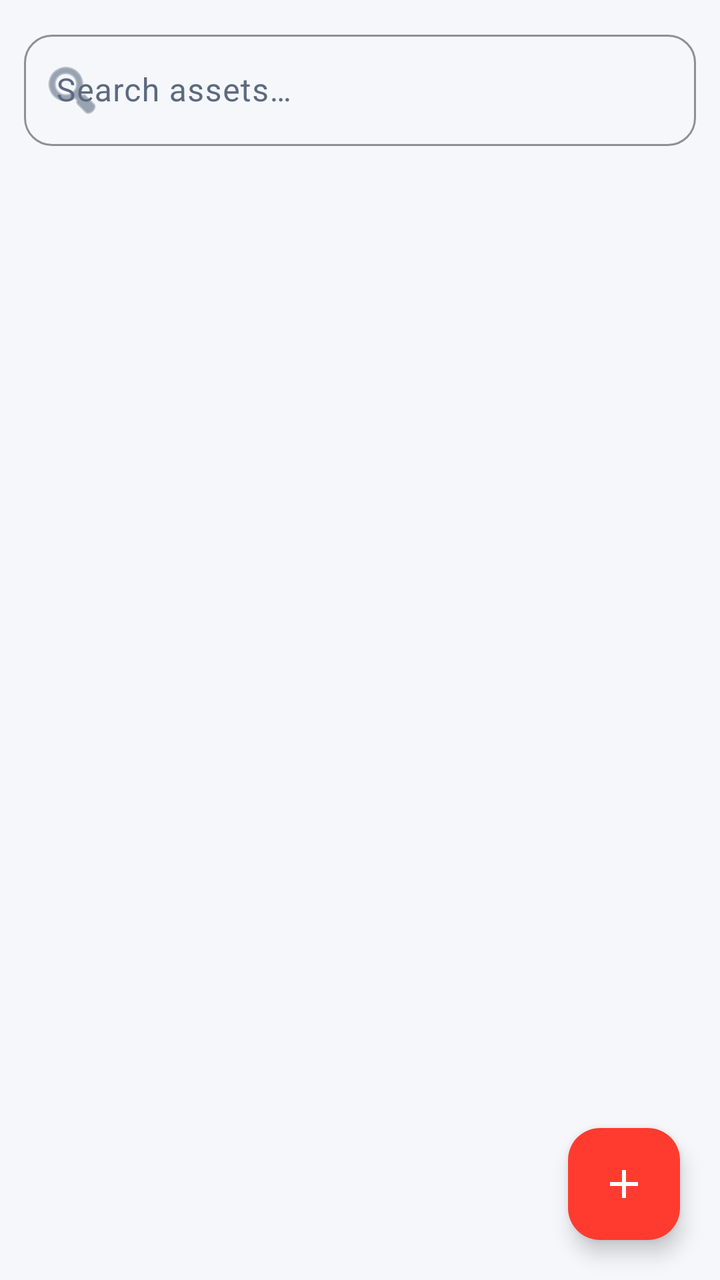
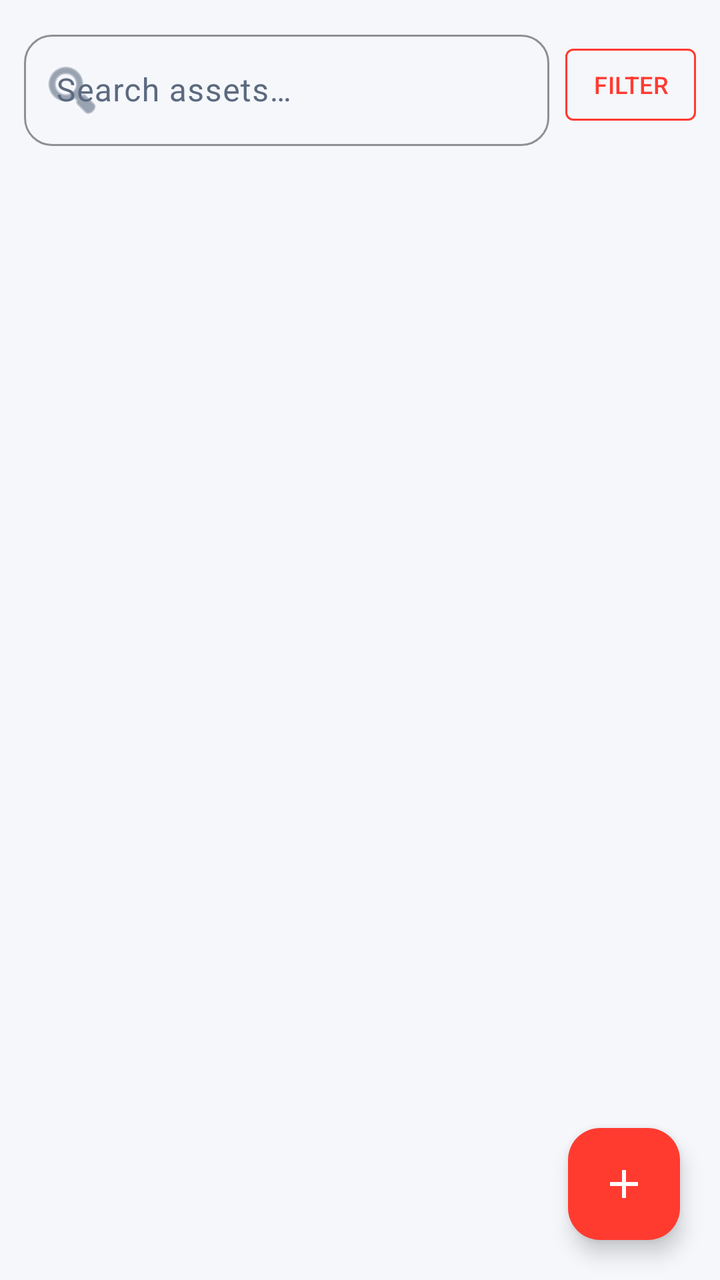

An Android layout rendered at two revisions. The XML below is the earlier revision; the diff shows what the commit changed to produce the second picture.
<!-- AndroidManifest.xml: application theme Theme.ItGuyAssets -->
<!-- res/layout/fragment_assets_list.xml -->
<?xml version="1.0" encoding="utf-8"?>
<androidx.coordinatorlayout.widget.CoordinatorLayout xmlns:android="http://schemas.android.com/apk/res/android"
    xmlns:app="http://schemas.android.com/apk/res-auto"
    android:layout_width="match_parent"
    android:layout_height="match_parent"
    android:background="@color/bg">

    <LinearLayout
        android:layout_width="match_parent"
        android:layout_height="match_parent"
        android:orientation="vertical">

        <com.google.android.material.textfield.TextInputLayout
            android:layout_width="match_parent"
            android:layout_height="wrap_content"
            android:layout_margin="12dp"
            style="@style/DarkInputLayout"
            app:startIconDrawable="@android:drawable/ic_menu_search"
            android:hint="Search assets…">
            <com.google.android.material.textfield.TextInputEditText
                android:id="@+id/searchInput"
                android:layout_width="match_parent"
                android:layout_height="wrap_content"
                android:textColor="@color/text" />
        </com.google.android.material.textfield.TextInputLayout>

        <TextView
            android:id="@+id/offlineBanner"
            android:layout_width="match_parent"
            android:layout_height="wrap_content"
            android:layout_marginHorizontal="12dp"
            android:layout_marginBottom="8dp"
            android:background="@color/surface"
            android:padding="8dp"
            android:textColor="@color/accent"
            android:textSize="12sp"
            android:gravity="center"
            android:visibility="gone" />

        <androidx.recyclerview.widget.RecyclerView
            android:id="@+id/assetsRecycler"
            android:layout_width="match_parent"
            android:layout_height="0dp"
            android:layout_weight="1"
            android:clipToPadding="false"
            android:paddingBottom="80dp" />

        <TextView
            android:id="@+id/emptyText"
            android:layout_width="match_parent"
            android:layout_height="wrap_content"
            android:text="No assets found"
            android:textColor="@color/muted"
            android:gravity="center"
            android:padding="40dp"
            android:visibility="gone" />
    </LinearLayout>

    <com.google.android.material.floatingactionbutton.FloatingActionButton
        android:id="@+id/addFab"
        android:layout_width="wrap_content"
        android:layout_height="wrap_content"
        android:layout_gravity="bottom|end"
        android:layout_margin="20dp"
        android:contentDescription="Add asset"
        app:backgroundTint="@color/accent"
        app:srcCompat="@drawable/ic_add"
        app:tint="@color/on_accent" />
</androidx.coordinatorlayout.widget.CoordinatorLayout>
<!-- resources referenced by this layout -->
<resources>
  <color name="accent">#FF3B30</color>
  <color name="bg">#F5F7FB</color>
  <color name="muted">#5C6A80</color>
  <color name="on_accent">#FFFFFF</color>
  <color name="surface">#FFFFFF</color>
  <color name="text">#141B26</color>
  <!-- drawable ic_add (drawable) -->
  <?xml version="1.0" encoding="utf-8"?>
  <vector xmlns:android="http://schemas.android.com/apk/res/android"
      android:width="24dp"
      android:height="24dp"
      android:viewportWidth="24"
      android:viewportHeight="24">
      <path
          android:fillColor="#FFFFFFFF"
          android:pathData="M19,13h-6v6h-2v-6H5v-2h6V5h2v6h6v2z" />
  </vector>
  <style name="DarkInputLayout" parent="Widget.Material3.TextInputLayout.OutlinedBox">
          <item name="boxStrokeColor">@color/accent</item>
          <item name="boxCornerRadiusTopStart">14dp</item>
          <item name="boxCornerRadiusTopEnd">14dp</item>
          <item name="boxCornerRadiusBottomStart">14dp</item>
          <item name="boxCornerRadiusBottomEnd">14dp</item>
          <item name="hintTextColor">@color/muted</item>
          <item name="android:textColorHint">@color/muted</item>
      </style>
  <style name="Theme.ItGuyAssets" parent="Base.Theme.ItGuyAssets">
          <item name="android:windowLightStatusBar">true</item>
      </style>
  <style name="Base.Theme.ItGuyAssets" parent="Theme.Material3.DayNight.NoActionBar">
          <item name="colorPrimary">@color/accent</item>
          <item name="colorOnPrimary">@color/on_accent</item>
          <item name="colorPrimaryContainer">@color/accent_container</item>
          <item name="colorOnPrimaryContainer">@color/accent</item>
          <item name="colorSecondary">@color/accent</item>
          <item name="colorSecondaryContainer">@color/accent_container</item>
          <item name="colorOnSecondaryContainer">@color/accent</item>
          <item name="android:colorBackground">@color/bg</item>
          <item name="colorSurface">@color/surface</item>
          <item name="colorSurfaceVariant">@color/surface_variant</item>
          <item name="colorOnSurface">@color/text</item>
          <item name="colorOnSurfaceVariant">@color/muted</item>
          <item name="colorOutline">@color/outline</item>
          <item name="android:windowBackground">@color/bg</item>
          <item name="android:statusBarColor">@color/bg</item>
          <item name="android:navigationBarColor">@color/bg</item>
          
          <item name="materialButtonStyle">@style/Button.IT</item>
          <item name="floatingActionButtonStyle">@style/FabPrimary</item>
      </style>
  <color name="accent_container">#FFE3E0</color>
  <color name="surface_variant">#EDF0F6</color>
  <color name="outline">#DCE1EA</color>
  <style name="Button.IT" parent="Widget.Material3.Button">
          <item name="cornerRadius">16dp</item>
          <item name="android:paddingTop">15dp</item>
          <item name="android:paddingBottom">15dp</item>
          <item name="android:textAllCaps">false</item>
          <item name="android:textSize">15sp</item>
          <item name="android:letterSpacing">0.01</item>
      </style>
  <style name="FabPrimary" parent="Widget.Material3.FloatingActionButton.Primary">
          <item name="backgroundTint">@color/accent</item>
          <item name="tint">@color/on_accent</item>
      </style>
</resources>

<!-- the commit's change to res/layout/fragment_assets_list.xml (unified diff, before → after) -->
@@ -10,19 +10,55 @@
         android:layout_height="match_parent"
         android:orientation="vertical">
 
-        <com.google.android.material.textfield.TextInputLayout
+        
+        <LinearLayout
             android:layout_width="match_parent"
             android:layout_height="wrap_content"
-            android:layout_margin="12dp"
-            style="@style/DarkInputLayout"
-            app:startIconDrawable="@android:drawable/ic_menu_search"
-            android:hint="Search assets…">
-            <com.google.android.material.textfield.TextInputEditText
-                android:id="@+id/searchInput"
-                android:layout_width="match_parent"
+            android:orientation="horizontal"
+            android:gravity="center_vertical"
+            android:layout_margin="12dp">
+
+            <com.google.android.material.textfield.TextInputLayout
+                android:layout_width="0dp"
+                android:layout_weight="1"
                 android:layout_height="wrap_content"
-                android:textColor="@color/text" />
-        </com.google.android.material.textfield.TextInputLayout>
+                style="@style/DarkInputLayout"
+                app:startIconDrawable="@android:drawable/ic_menu_search"
+                android:hint="Search assets…">
+                <com.google.android.material.textfield.TextInputEditText
+                    android:id="@+id/searchInput"
+                    android:layout_width="match_parent"
+                    android:layout_height="wrap_content"
+                    android:textColor="@color/text" />
+            </com.google.android.material.textfield.TextInputLayout>
+
+            <com.google.android.material.button.MaterialButton
+                android:id="@+id/filterBtn"
+                style="@style/Widget.MaterialComponents.Button.OutlinedButton"
+                android:layout_width="wrap_content"
+                android:layout_height="wrap_content"
+                android:layout_marginStart="8dp"
+                android:minWidth="0dp"
+                android:paddingHorizontal="14dp"
+                android:text="FILTER"
+                android:textSize="12sp"
+                android:textColor="@color/accent"
+                app:strokeColor="@color/accent" />
+        </LinearLayout>
+
+        
+        <TextView
+            android:id="@+id/filterSummary"
+            android:layout_width="match_parent"
+            android:layout_height="wrap_content"
+            android:layout_marginHorizontal="12dp"
+            android:layout_marginBottom="8dp"
+            android:background="@color/surface"
+            android:padding="8dp"
+            android:textColor="@color/accent"
+            android:textSize="12sp"
+            android:gravity="center"
+            android:visibility="gone" />
 
         <TextView
             android:id="@+id/offlineBanner"
